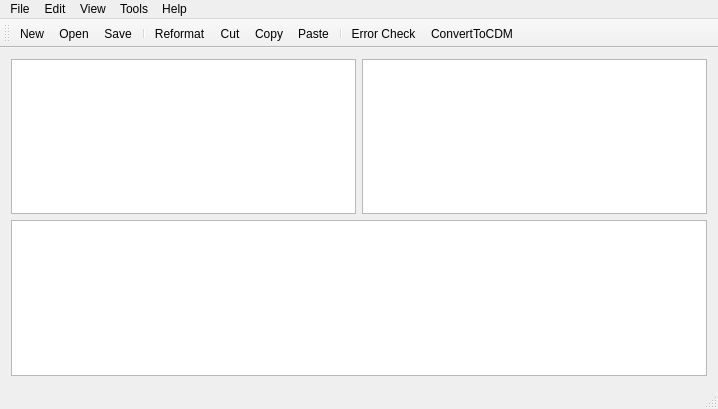
kristijanzrno/MetaAssemblerQT, file MetaAssembler/MetaAssembler.ui: the form before one commit.
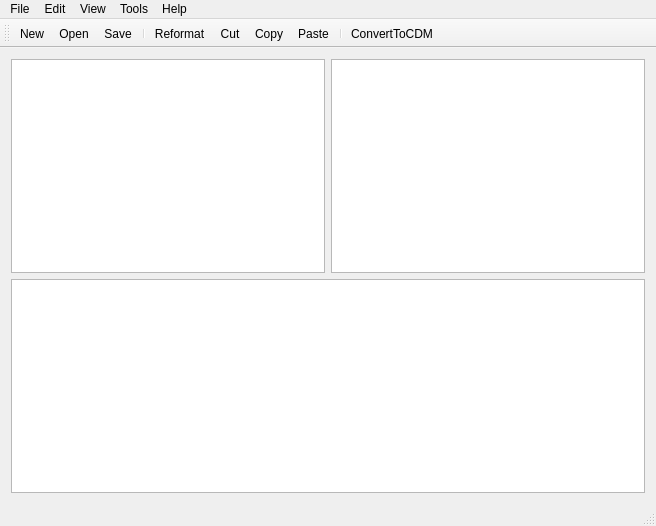
The form after the commit. Icons and pictures are not drawn.

```diff
--- a/MetaAssembler/MetaAssembler.ui
+++ b/MetaAssembler/MetaAssembler.ui
@@ -6,8 +6,8 @@
    <rect>
     <x>0</x>
     <y>0</y>
-    <width>718</width>
-    <height>409</height>
+    <width>656</width>
+    <height>526</height>
    </rect>
   </property>
   <property name="minimumSize">
@@ -32,7 +32,11 @@
      </layout>
     </item>
     <item>
-     <widget class="QTextEdit" name="statusText"/>
+     <widget class="QTextEdit" name="statusText">
+      <property name="readOnly">
+       <bool>true</bool>
+      </property>
+     </widget>
     </item>
    </layout>
   </widget>
@@ -41,7 +45,7 @@
     <rect>
      <x>0</x>
      <y>0</y>
-     <width>718</width>
+     <width>656</width>
      <height>22</height>
     </rect>
    </property>
@@ -116,7 +120,6 @@
    <addaction name="actionToolbarCopy"/>
    <addaction name="actionToolbarPaste"/>
    <addaction name="separator"/>
-   <addaction name="actionError_Check"/>
    <addaction name="actionConvertToCDM"/>
   </widget>
   <widget class="QStatusBar" name="statusBar"/>
```
Left out of the diff: 8 changed lines with no effect on the pictures.
